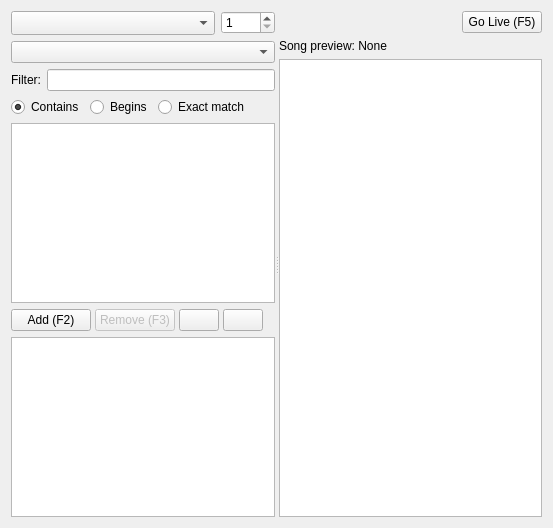
SoftProjector/src, file src/songwidget.ui: the form before one commit.
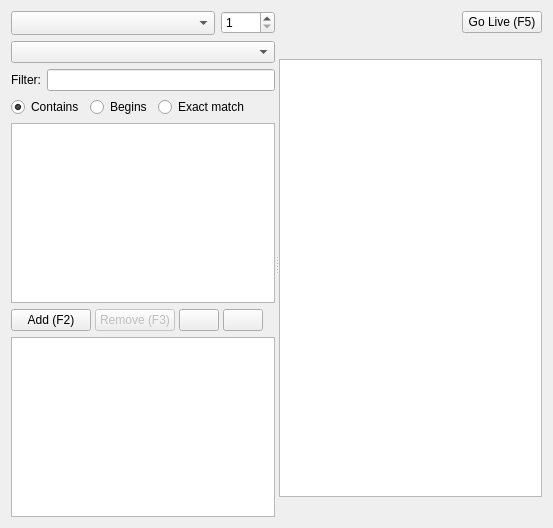
The form after the commit. Icons and pictures are not drawn.

Commit message: Beta 2 release Numerous bug fixes Added song comment Added Ukrainian translations

The edit to the form file:
```diff
--- a/src/songwidget.ui
+++ b/src/songwidget.ui
@@ -274,7 +274,7 @@
        </item>
       </layout>
      </widget>
-     <widget class="QWidget" name="layoutWidget">
+     <widget class="QWidget" name="layoutWidget1">
       <layout class="QVBoxLayout" name="verticalLayout_2">
        <item>
         <layout class="QHBoxLayout" name="horizontalLayout_2" stretch="0,0">
@@ -311,11 +311,7 @@
         </layout>
        </item>
        <item>
-        <widget class="QLabel" name="preview_label">
-         <property name="text">
-          <string>Song preview: None</string>
-         </property>
-        </widget>
+        <widget class="QLabel" name="preview_label"/>
        </item>
        <item>
         <widget class="QListWidget" name="listPreview">
@@ -333,6 +329,16 @@
          </property>
         </widget>
        </item>
+       <item>
+        <widget class="QLabel" name="label_comments">
+         <property name="text">
+          <string/>
+         </property>
+         <property name="wordWrap">
+          <bool>true</bool>
+         </property>
+        </widget>
+       </item>
       </layout>
      </widget>
     </widget>
```
The commit also changes 42 other files.
